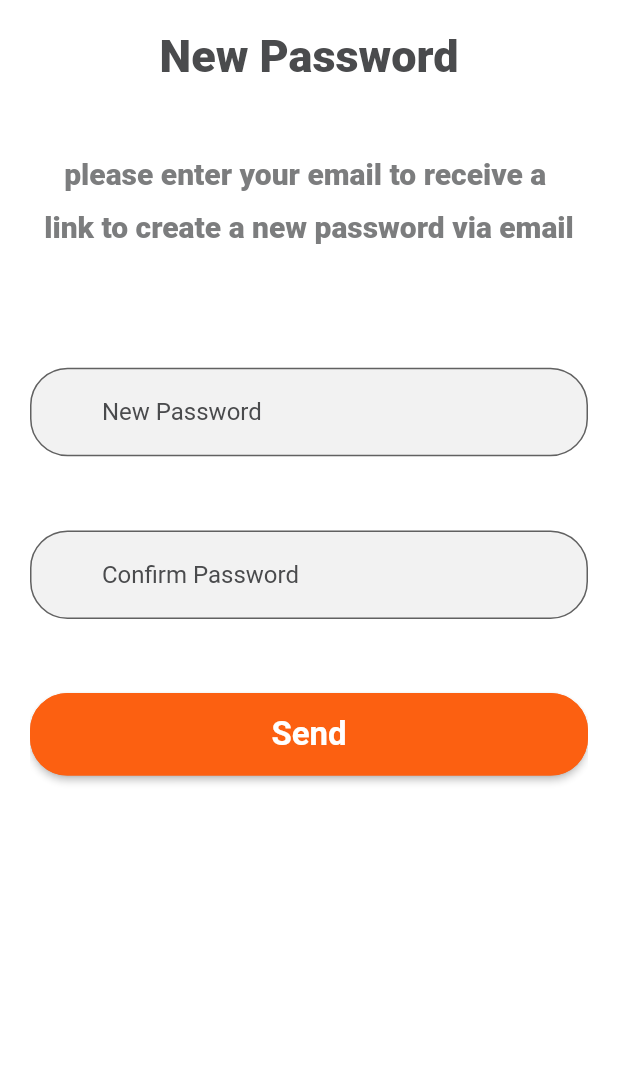
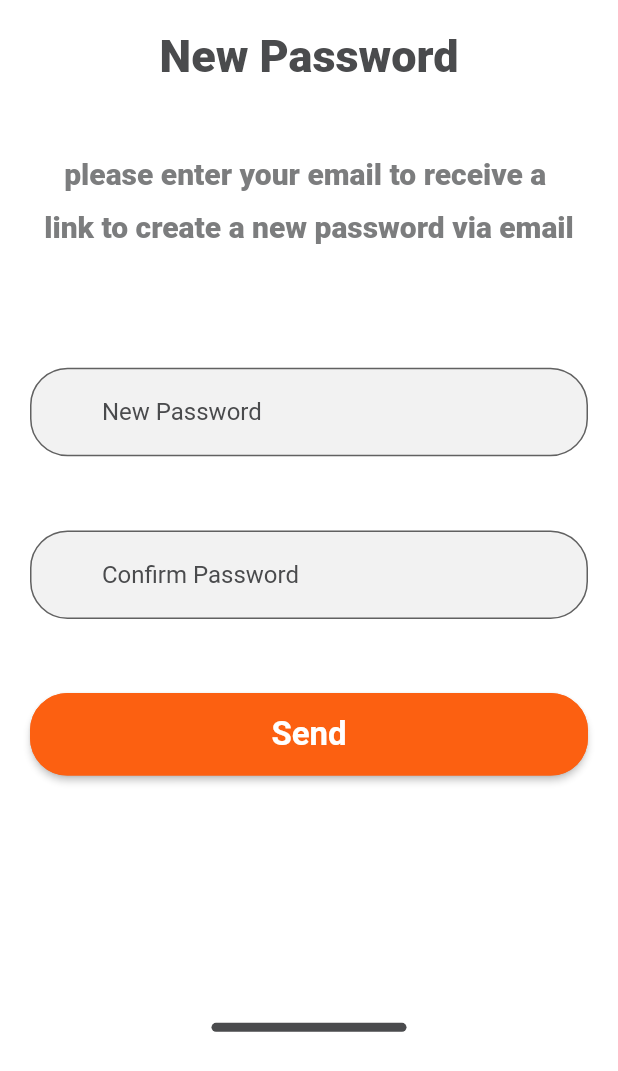
Before and after one commit to ibrahimalfalah/ecommerce-app, a Flutter app: the NewPasswordScreen screen opened directly, on a phone screen of 412 x 824 dp. Shown: the top 1071 px of the screen. Run offline on Flutter 3.47's test engine with Material 2 defaults, Android fonts, the phone set to English and light mode, and no system bars; our stand-ins replace flutter_svg, get, hexcolor, pin_code_fields.

Commit message:
set password

```diff
--- a/lib/module/reset_password/new_password_screen.dart
+++ b/lib/module/reset_password/new_password_screen.dart
@@ -97,7 +97,7 @@ class NewPasswordScreen extends StatelessWidget {
                   ),
                 ),
                 SizedBox(
-                  height: MediaQuery.of(context).size.height * 0.35,
+                  height: MediaQuery.of(context).size.height * 0.2,
                 ),
                 lastDivider(),
               ],
```
